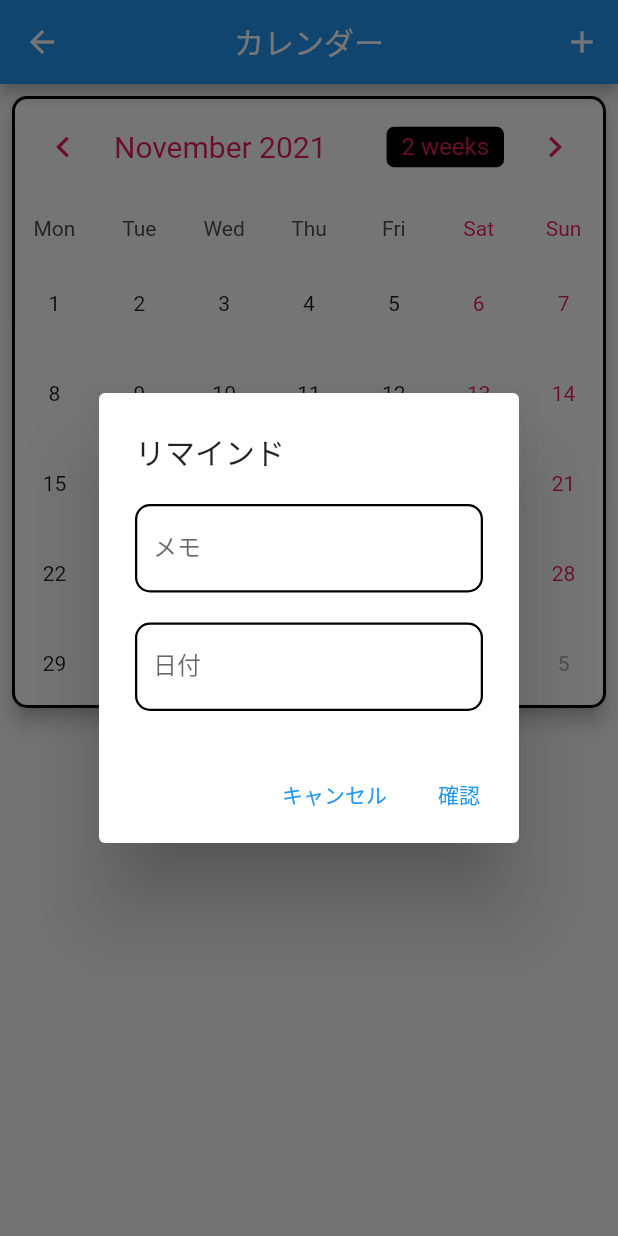
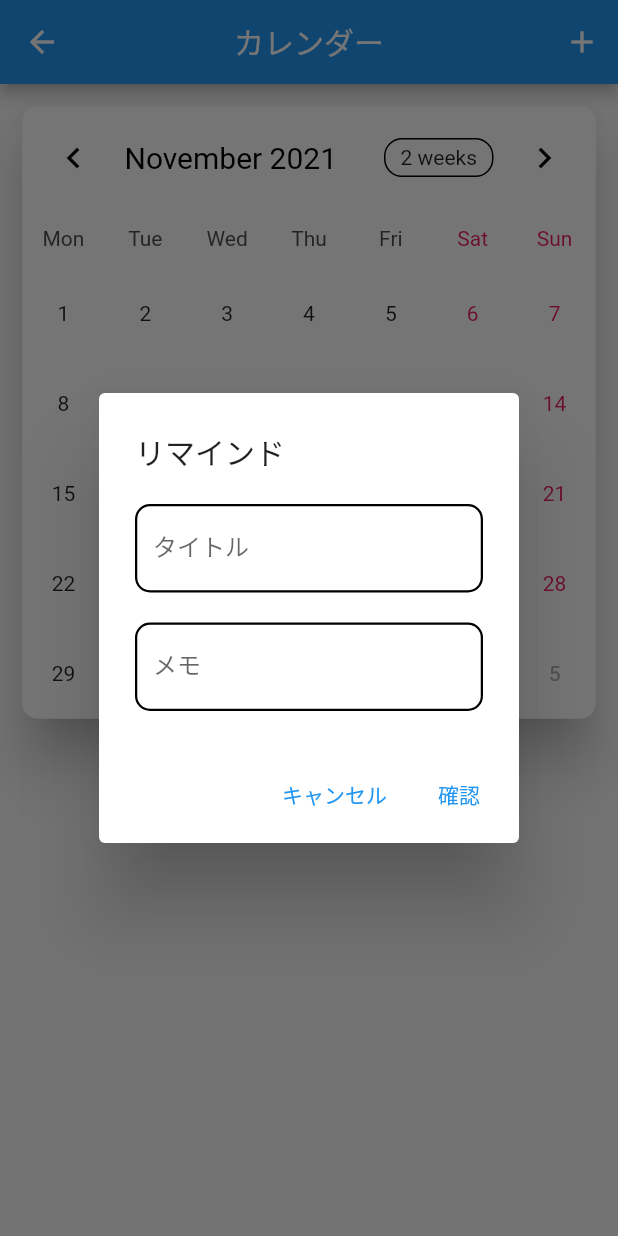
Before and after one commit to 198ai/doto_app, a Flutter app: the CalendarPage screen opened directly, after a tap on the "add" icon, on a phone screen of 412 x 824 dp. Run offline on Flutter 3.47's test engine with Material 2 defaults, Android fonts, the light colour scheme and no system bars; drawn by our look-alikes of table_calendar; our stand-ins replace dio, flutter_screenutil, shared_preferences, syncfusion_flutter_calendar, vibration; accounts and stored records are empty; network calls fail.

Commit message:
カレンダーロール保存

```diff
--- a/lib/pages/tabs/Calendar.dart
+++ b/lib/pages/tabs/Calendar.dart
@@ -1,9 +1,11 @@
 import 'package:doto_app/services/ScreenAdapter.dart';
 import 'package:flutter/material.dart';
+import 'package:shared_preferences/shared_preferences.dart';
 import 'package:syncfusion_flutter_calendar/calendar.dart';
 import 'package:intl/intl.dart';
 import 'package:doto_app/pages/tabs/Calendar.dart';
 import 'package:table_calendar/table_calendar.dart';
+import 'dart:convert';
 
 class CalendarPage extends StatefulWidget {
   CalendarPage({Key? key}) : super(key: key);
@@ -14,29 +16,76 @@ class CalendarPage extends StatefulWidget {
 class MyEvents {
   final String eventTitle;
   final String eventDescp;
-
   MyEvents({required this.eventTitle, required this.eventDescp});
 
   @override
   String toString() => eventTitle;
+  factory MyEvents.fromJson(Map<String, dynamic> json) => MyEvents(
+        eventTitle: json["eventTitle"],
+        eventDescp: json["eventDescp"],
+      );
+
+  Map<String, dynamic> toJson() => {
+        "eventTitle": eventTitle,
+        "eventDescp": eventDescp,
+      };
 }
 
 class _CalendarPageState extends State<CalendarPage> {
   final todaysDate = DateTime.now();
   var _focusedCalendarDate = DateTime.now();
   final _initialCalendarDate = DateTime(2000);
-  final _lastCalendarDate = DateTime(2050);
+  final _lastCalendarDate = DateTime(3000);
   DateTime? selectedCalendarDate;
   final titleController = TextEditingController();
   final descpController = TextEditingController();
-
+  CalendarFormat _calendarFormat = CalendarFormat.month;
   late Map<DateTime, List<MyEvents>> mySelectedEvents;
+  late Map setData;
+  List setdate = [];
+  late Map<DateTime, List<dynamic>> _events;
+  late SharedPreferences prefs;
+  late CalendarController _controller;
+  List<MyEvents> list = [];
 
   @override
   void initState() {
     selectedCalendarDate = _focusedCalendarDate;
     mySelectedEvents = {};
+    _events = {};
     super.initState();
+    Future(() async {
+      prefs = await SharedPreferences.getInstance();
+      setState(() {
+        Map<DateTime, List<dynamic>> map = Map<DateTime, List<dynamic>>.from(
+            decodeMap(json.decode(prefs.getString("events") ?? "{}")));
+        map.forEach((key, value) {
+          value.forEach((e) {
+            list.add(MyEvents.fromJson(e));
+          });
+          mySelectedEvents[key] = list;
+          _listOfDayEvents(key);
+          print(_listOfDayEvents(key));
+        });
+      });
+      //mySelectedEvents = _events;
+    });
+  }
+
+  Map<String, dynamic> encodeMap(Map<DateTime, List<MyEvents>> map) {
+    Map<String, dynamic> newMap = {};
+    map.forEach((key, value) {
+      newMap[key.toString()] = map[key];
+    });
+    return newMap;
+  }
+
+  Map<DateTime, dynamic> decodeMap(Map<String, dynamic> map) {
+    Map<DateTime, dynamic> newMap = {};
+    map.forEach((key, value) {
+      newMap[DateTime.parse(key)] = map[key];
+    });
+    return newMap;
   }
 
   @override
@@ -82,13 +131,11 @@ class _CalendarPageState extends State<CalendarPage> {
                 crossAxisAlignment: CrossAxisAlignment.stretch,
                 mainAxisSize: MainAxisSize.min,
                 children: [
-                  buildTextField(
-                      controller: titleController, hint: 'メモ'),
+                  buildTextField(controller: titleController, hint: 'タイトル'),
                   const SizedBox(
                     height: 20.0,
                   ),
-                  buildTextField(
-                      controller: descpController, hint: '日付'),
+                  buildTextField(controller: descpController, hint: 'メモ'),
                 ],
               ),
               actions: [
@@ -97,12 +144,12 @@ class _CalendarPageState extends State<CalendarPage> {
                   child: const Text('キャンセル'),
                 ),
                 TextButton(
-                  onPressed: () {
+                  onPressed: () async {
                     if (titleController.text.isEmpty &&
                         descpController.text.isEmpty) {
                       ScaffoldMessenger.of(context).showSnackBar(
                         const SnackBar(
-                          content: Text('Please enter title & description'),
+                          content: Text('全ての内容を入力してください'),
                           duration: Duration(seconds: 3),
                         ),
                       );
@@ -122,6 +169,8 @@ class _CalendarPageState extends State<CalendarPage> {
                           ];
                         }
                       });
+                      prefs.setString(
+                          "events", json.encode(encodeMap(mySelectedEvents)));
                       titleController.clear();
                       descpController.clear();
                       Navigator.pop(context);
@@ -149,50 +198,79 @@ class _CalendarPageState extends State<CalendarPage> {
         ]),
         body: SingleChildScrollView(
             child: Column(children: [
-          Card(
-            margin: EdgeInsets.all(8.0),
-            elevation: 5.0,
+          Calender(),
+          ..._listOfDayEvents(selectedCalendarDate!).map((myEvents) => ListTile(
+                onTap: () {},
+                leading: const Icon(
+                  Icons.access_alarms_sharp,
+                  color: Colors.black,
+                ),
+                title: Padding(
+                  padding: const EdgeInsets.only(bottom: 8.0),
+                  child: Text('タイトル:   ${myEvents.eventTitle}'),
+                ),
+                subtitle: Text('メモ:   ${myEvents.eventDescp}'),
+                trailing: IconButton(
+                    onPressed: () {
+                      var index = _listOfDayEvents(selectedCalendarDate!)
+                          .indexOf(myEvents);
+                      setState(() {
+                        _listOfDayEvents(selectedCalendarDate!).removeAt(index);
+                      });
+                    },
+                    icon: Icon(Icons.delete)),
+              ))
+        ])));
+  }
+
+  Widget Calender() {
+    return Card(
+      margin: EdgeInsets.all(15.0),
+      elevation: 15.0,
       shape: RoundedRectangleBorder(
         borderRadius: BorderRadius.all(
           Radius.circular(10),
         ),
-              side: BorderSide(color: Colors.black, width: 2.0),
+        //カレンダー外側の枠
+        side: BorderSide(color: Colors.white, width: 2.0),
       ),
       child: TableCalendar(
+        //今日の時間
         focusedDay: _focusedCalendarDate,
-              // today's date
+        // 2000年から
         firstDay: _initialCalendarDate,
-              // earliest possible date
+        // 3000年まで
         lastDay: _lastCalendarDate,
-              calendarFormat: CalendarFormat.month,
+        calendarFormat: _calendarFormat,
         weekendDays: [DateTime.sunday, 6],
         startingDayOfWeek: StartingDayOfWeek.monday,
         daysOfWeekHeight: 40.0,
         rowHeight: 60.0,
         eventLoader: _listOfDayEvents,
         headerStyle: HeaderStyle(
-                titleTextStyle: TextStyle(color: Colors.pink, fontSize: 20.0),
+          titleTextStyle: TextStyle(color: Colors.black, fontSize: 20.0),
           decoration: BoxDecoration(
               color: Colors.white,
               borderRadius: BorderRadius.only(
-                        topLeft: Radius.circular(10),
-                        topRight: Radius.circular(10))),
-                formatButtonTextStyle:
-                    TextStyle(color: Colors.pink, fontSize: 16.0),
-                formatButtonDecoration: BoxDecoration(
-                  color: Colors.black,
-                  borderRadius: BorderRadius.all(
-                    Radius.circular(5.0),
-                  ),
-                ),
+                  topLeft: Radius.circular(10), topRight: Radius.circular(10))),
+          // formatButtonTextStyle:
+          //     TextStyle(color: Colors.pink, fontSize: 16.0),
+          // formatButtonDecoration: BoxDecoration(
+          //   color: Colors.black,
+          //   borderRadius: BorderRadius.all(
+          //     Radius.circular(5.0),
+          //   ),
+          // ),
+
+          //矢印
           leftChevronIcon: Icon(
             Icons.chevron_left,
-                  color: Colors.pink,
+            color: Colors.black,
             size: 28,
           ),
           rightChevronIcon: Icon(
             Icons.chevron_right,
-                  color: Colors.pink,
+            color: Colors.black,
             size: 28,
           ),
         ),
@@ -207,12 +285,12 @@ class _CalendarPageState extends State<CalendarPage> {
           weekendTextStyle: TextStyle(color: Colors.pink),
           // highlighted color for today
           todayDecoration: BoxDecoration(
-                  color: Colors.pink,
+            color: Colors.blue,
             shape: BoxShape.circle,
           ),
           // highlighted color for selected day
           selectedDecoration: BoxDecoration(
-                  color: Colors.pink,
+            color: Colors.blue,
             shape: BoxShape.circle,
           ),
           markerDecoration:
@@ -222,6 +300,13 @@ class _CalendarPageState extends State<CalendarPage> {
           // as per the documentation 'selectedDayPredicate' needs to determine
           // current selected day
           return (isSameDay(selectedCalendarDate!, currentSelectedDate));
+        },
+        onFormatChanged: (format) {
+          if (_calendarFormat != format) {
+            setState(() {
+              _calendarFormat = format;
+            });
+          }
         },
         onDaySelected: (selectedDay, focusedDay) {
           // as per the documentation
@@ -233,19 +318,6 @@ class _CalendarPageState extends State<CalendarPage> {
           }
         },
       ),
-          ),
-           ..._listOfDayEvents(selectedCalendarDate!).map(
-              (myEvents) => ListTile(
-                leading: const Icon(
-                  Icons.done,
-                  color: Colors.black,
-                ),
-                title: Padding(
-                  padding: const EdgeInsets.only(bottom: 8.0),
-                  child: Text('Event Title:   ${myEvents.eventTitle}'),
-                ),
-                subtitle: Text('Description:   ${myEvents.eventDescp}'),
-              ),)
-        ])));
+    );
   }
 }
--- a/pubspec.yaml
+++ b/pubspec.yaml
@@ -33,7 +33,7 @@ dependencies:
   provider: ^4.3.2+4
   vibration: ^1.7.3
   dio: ^4.0.0
-  table_calendar: ^3.0.2
+  table_calendar: ^3.0.3
   syncfusion_flutter_datepicker: ^19.3.45
   syncfusion_flutter_calendar: ^19.3.48
 dev_dependencies:
```
Also changed, not shown: lib/pages/tabs/ToDoList.dart (+15 -5 lines). Lines whose indentation alone changed are shown as unchanged.
